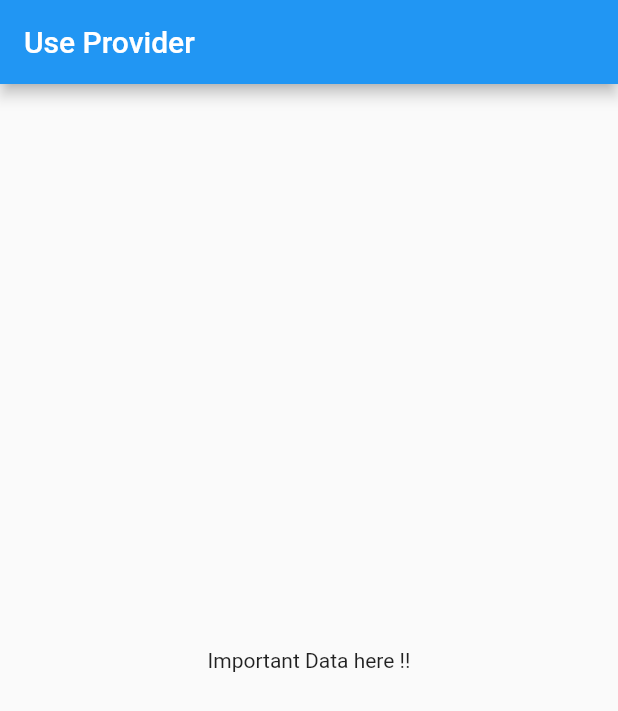
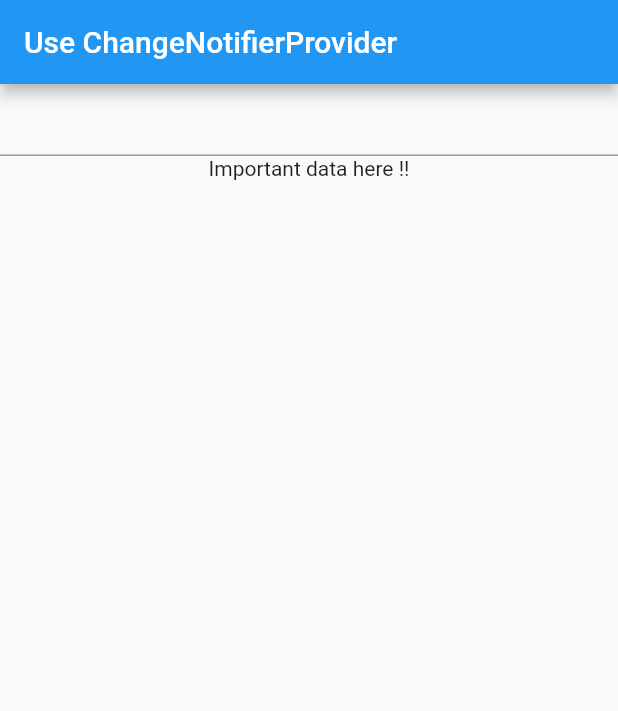
Before and after one commit to NaokiDohi/provider_tutorial, a Flutter app: the screen it shows after launch, on a phone screen of 412 x 824 dp. Shown: the top 711 px of the screen. Run offline on Flutter 3.47's test engine with Material 2 defaults, Android fonts, the phone set to English and light mode, and no system bars.

Commit message:
Use ChangeNotifierProvider

```diff
--- a/lib/Level/level2.dart
+++ b/lib/Level/Level1/level1.dart
@@ -1,11 +1,11 @@
 import 'package:flutter/material.dart';
-import 'package:provider_tutorial/Level/level3.dart';
+import 'package:provider_tutorial/Level/Level2/level2.dart';
 
-class Level2 extends StatelessWidget {
+class Level1 extends StatelessWidget {
   @override
   Widget build(BuildContext context) {
     return Container(
-      child: Level3(),
+      child: Level2(),
     );
   }
 }
--- /dev/null
+++ b/lib/Level/Level1/show_text.dart
@@ -0,0 +1,8 @@
+import 'package:flutter/material.dart';
+
+class ShowText extends StatelessWidget {
+  @override
+  Widget build(BuildContext context) {
+    return Text("Use ChangeNotifierProvider");
+  }
+}
--- /dev/null
+++ b/lib/Level/Level2/level2.dart
@@ -0,0 +1,15 @@
+import 'package:flutter/material.dart';
+import 'package:provider_tutorial/Level/Level3/level3.dart';
+import 'package:provider_tutorial/Level/Level3/show_textfield.dart';
+
+class Level2 extends StatelessWidget {
+  @override
+  Widget build(BuildContext context) {
+    return Column(
+      children: [
+        ShowTextField(),
+        Level3(),
+      ],
+    );
+  }
+}
--- a/lib/Level/level3.dart
+++ b/lib/Level/Level3/level3.dart
@@ -1,5 +1,6 @@
 import 'package:flutter/material.dart';
 import 'package:provider/provider.dart';
+import 'package:provider_tutorial/Provider/data.dart';
 
 class Level3 extends StatelessWidget {
   @override
@@ -7,7 +8,7 @@ class Level3 extends StatelessWidget {
     return Container(
       child: Center(
         child: Container(
-          child: Text(Provider.of<String>(context)),
+          child: Text(Provider.of<Data>(context).data),
         ),
       ),
     );
--- /dev/null
+++ b/lib/Level/Level3/show_textfield.dart
@@ -0,0 +1,14 @@
+import 'package:flutter/material.dart';
+import 'package:provider/provider.dart';
+import 'package:provider_tutorial/Provider/data.dart';
+
+class ShowTextField extends StatelessWidget {
+  @override
+  Widget build(BuildContext context) {
+    return TextField(
+      onChanged: (newText) {
+        Provider.of<Data>(context, listen: false).changeString(newText);
+      },
+    );
+  }
+}
--- a/lib/Level/level1.dart
+++ /dev/null
@@ -1,11 +0,0 @@
-import 'package:flutter/material.dart';
-import 'package:provider_tutorial/Level/level2.dart';
-
-class Level1 extends StatelessWidget {
-  @override
-  Widget build(BuildContext context) {
-    return Container(
-      child: Level2(),
-    );
-  }
-}
--- /dev/null
+++ b/lib/Provider/data.dart
@@ -0,0 +1,10 @@
+import 'package:flutter/material.dart';
+
+class Data extends ChangeNotifier {
+  String data = 'Important data here !!';
+
+  void changeString(String newString) {
+    data = newString;
+    notifyListeners();
+  }
+}
--- a/lib/main.dart
+++ b/lib/main.dart
@@ -1,20 +1,22 @@
 import 'package:flutter/material.dart';
 import 'package:provider/provider.dart';
-import 'package:provider_tutorial/Level/level1.dart';
+import 'package:provider_tutorial/Level/Level1/level1.dart';
+import 'package:provider_tutorial/Level/Level1/show_text.dart';
+import 'package:provider_tutorial/Provider/data.dart';
 
 void main() {
   runApp(MyApp());
 }
 
 class MyApp extends StatelessWidget {
-  final String data = 'Important Data here !!';
+  // final String data = 'Important data here !!';
   @override
   Widget build(BuildContext context) {
-    return Provider<String>(
-      create: (context) => data,
+    return ChangeNotifierProvider<Data>(
+      create: (context) => Data(),
       child: MaterialApp(
         home: Scaffold(
-          appBar: AppBar(title: Text("Use Provider")),
+          appBar: AppBar(title: ShowText()),
           body: Level1(),
         ),
       ),
```
